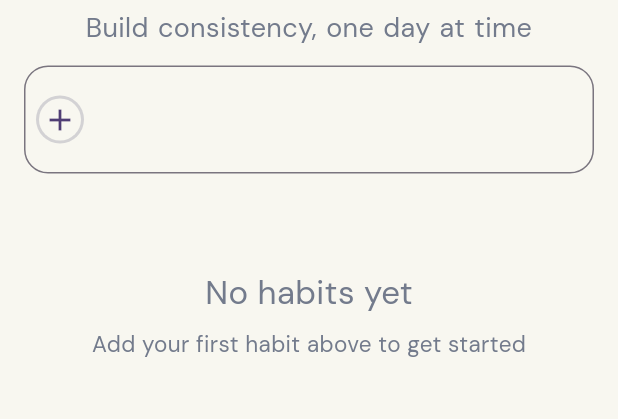
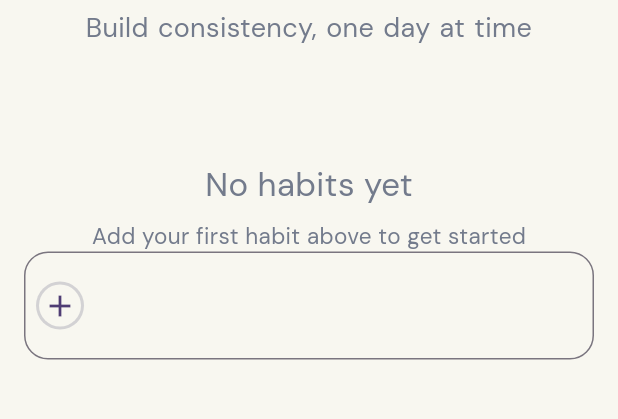
Before and after one commit to AliAtakishiyev/habit-tracker-app, a Flutter app: the screen it shows after launch, on a phone screen of 412 x 824 dp, the part 86-505 px from its top. Run offline on Flutter 3.47's test engine with Material 3 defaults, Android fonts, the phone set to English and light mode, and no system bars; our stand-ins replace flutter_riverpod, google_fonts, hive, hive_flutter, riverpod; accounts and stored records are empty; generated files the repository leaves out were written again.

Commit message:
refactor: Moved text filed to seperate widget

```diff
--- a/lib/features/UI/pages/home_screen.dart
+++ b/lib/features/UI/pages/home_screen.dart
@@ -1,5 +1,6 @@
 import 'package:flutter/material.dart';
 import 'package:flutter_riverpod/flutter_riverpod.dart';
+import 'package:habit_tracker_app/features/UI/widgets/add_habit_text_field.dart';
 import 'package:habit_tracker_app/features/UI/widgets/custom_app_bar.dart';
 import 'package:habit_tracker_app/features/UI/widgets/habit_list.dart';
 import 'package:habit_tracker_app/features/UI/widgets/no_habits.dart';
@@ -17,7 +18,7 @@ class _HomeScreenState extends ConsumerState<HomeScreen> {
 
   final FocusNode _focusNode = FocusNode();
   bool _focused = false;
-  String _existedName = '';
+  final String _existedName = '';
 
   @override
   void initState() {
@@ -53,102 +54,10 @@ class _HomeScreenState extends ConsumerState<HomeScreen> {
             child: Column(
               children: [
                 CustomAppBar(),
+                (habitCount == 0) ? NoHabits() : HabitList(),
+                AddHabitTextField(controller: _habitController!, focusNode: _focusNode)
 
-                TextField(
-                  controller: _habitController,
-                  focusNode: _focusNode,
-                  onChanged: (value) {
-                    setState(() {});
-                  },
-                  decoration: InputDecoration(
-                    prefixIcon: Padding(
-                      padding: const EdgeInsets.all(8.0),
-                      child: Container(
-                        padding: EdgeInsets.all(2),
-                        decoration: BoxDecoration(
-                          shape: BoxShape.circle,
-                          color: _focused
-                              ? Color(0xffA8CAB7)
-                              : Color(0xffD3D2D4),
-                        ),
-                        child: CircleAvatar(
-                          backgroundColor: Color(0xffF8F7F0),
-                          radius: 4,
-                          child: Icon(Icons.add),
-                        ),
-                      ),
-                    ),
-                    contentPadding: EdgeInsets.symmetric(vertical: 24),
 
-                    border: OutlineInputBorder(
-                      borderRadius: BorderRadius.circular(16),
-                    ),
-
-                    focusedBorder: OutlineInputBorder(
-                      borderRadius: BorderRadius.circular(16),
-                      borderSide: BorderSide(color: Color(0xffA8CCB5)),
-                    ),
-                    suffixIcon: _habitController!.text.isEmpty
-                        ? SizedBox()
-                        : SizedBox(
-                            width: 80,
-                            height: 55,
-                            child: Padding(
-                              padding: const EdgeInsets.all(8.0),
-                              child: ElevatedButton(
-                                onPressed: () async {
-                                  final alreadyExisted = habits.any(
-                                    (habit) =>
-                                        habit.name!.toLowerCase() ==
-                                        _habitController!.text.toLowerCase(),
-                                  );
-                                  if (alreadyExisted) {
-                                    _existedName = _habitController!.text;
-
-                                    ScaffoldMessenger.of(context).showSnackBar(
-                                      SnackBar(
-                                        content: Text(
-                                          "The habit “$_existedName” already exists.",
-                                        ),
-                                        behavior: SnackBarBehavior.floating,
-                                        margin: EdgeInsets.all(16),
-                                        shape: RoundedRectangleBorder(
-                                          borderRadius: BorderRadius.circular(
-                                            12,
-                                          ),
-                                        ),
-                                        backgroundColor: Colors.red,
-                                      ),
-                                    );
-                                  } else {
-                                    await ref
-                                        .read(habitProvider.notifier)
-                                        .addHabit(_habitController!.text);
-                                    _habitController!.clear();
-                                  }
-                                },
-                                style: ElevatedButton.styleFrom(
-                                  fixedSize: const Size(0, 32),
-                                  backgroundColor: Color(0xff4B9B73),
-                                  padding: EdgeInsets.zero,
-                                  shape: RoundedRectangleBorder(
-                                    borderRadius: BorderRadius.circular(12),
-                                  ),
-                                ),
-                                child: Text(
-                                  "Add",
-                                  style: TextStyle(
-                                    color: Colors.white,
-                                    fontWeight: .bold,
-                                  ),
-                                ),
-                              ),
-                            ),
-                          ),
-                  ),
-                ),
-
-                (habitCount == 0) ? NoHabits() : HabitList(),
               ],
             ),
           ),
--- /dev/null
+++ b/lib/features/UI/widgets/add_habit_text_field.dart
@@ -0,0 +1,114 @@
+import 'package:flutter/material.dart';
+import 'package:flutter_riverpod/flutter_riverpod.dart';
+import 'package:habit_tracker_app/features/providers/habit_provider.dart';
+
+class AddHabitTextField extends ConsumerStatefulWidget {
+  final TextEditingController controller;
+  final FocusNode focusNode;
+
+  const AddHabitTextField({
+    super.key,
+    required this.controller,
+    required this.focusNode,
+  });
+
+  @override
+  ConsumerState<AddHabitTextField> createState() => _AddHabitTextFieldState();
+}
+
+class _AddHabitTextFieldState extends ConsumerState<AddHabitTextField> {
+  @override
+  Widget build(BuildContext context) {
+    final controller = widget.controller;
+    final focusNode = widget.focusNode;
+    final habits = ref.watch(habitProvider);
+    final focused = focusNode.hasFocus;
+
+    return TextField(
+      controller: controller,
+      focusNode: focusNode,
+      onChanged: (value) {
+        setState(() {});
+      },
+      decoration: InputDecoration(
+        prefixIcon: Padding(
+          padding: const EdgeInsets.all(8.0),
+          child: Container(
+            padding: EdgeInsets.all(2),
+            decoration: BoxDecoration(
+              shape: BoxShape.circle,
+              color: focused ? Color(0xffA8CAB7) : Color(0xffD3D2D4),
+            ),
+            child: CircleAvatar(
+              backgroundColor: Color(0xffF8F7F0),
+              radius: 4,
+              child: Icon(Icons.add),
+            ),
+          ),
+        ),
+        contentPadding: EdgeInsets.symmetric(vertical: 24),
+
+        border: OutlineInputBorder(borderRadius: BorderRadius.circular(16)),
+
+        focusedBorder: OutlineInputBorder(
+          borderRadius: BorderRadius.circular(16),
+          borderSide: BorderSide(color: Color(0xffA8CCB5)),
+        ),
+        suffixIcon: controller!.text.isEmpty
+            ? SizedBox()
+            : SizedBox(
+                width: 80,
+                height: 55,
+                child: Padding(
+                  padding: const EdgeInsets.all(8.0),
+                  child: ElevatedButton(
+                    onPressed: () async {
+                      final habitName = controller.text.toString();
+
+                      final alreadyExisted = habits.any(
+                        (habit) =>
+                            habit.name!.toLowerCase() ==
+                            controller.text.toLowerCase(),
+                      );
+                      if (alreadyExisted) {
+
+
+                        ScaffoldMessenger.of(context).showSnackBar(
+                          SnackBar(
+                            content: Text(
+                              "The habit “$habitName already exists.",
+                            ),
+                            behavior: SnackBarBehavior.floating,
+                            margin: EdgeInsets.all(16),
+                            shape: RoundedRectangleBorder(
+                              borderRadius: BorderRadius.circular(12),
+                            ),
+                            backgroundColor: Colors.red,
+                          ),
+                        );
+                      } else {
+                        await ref
+                            .read(habitProvider.notifier)
+                            .addHabit(controller.text);
+                        controller.clear();
+                      }
+                    },
+                    style: ElevatedButton.styleFrom(
+                      fixedSize: const Size(0, 32),
+                      backgroundColor: Color(0xff4B9B73),
+                      padding: EdgeInsets.zero,
+                      shape: RoundedRectangleBorder(
+                        borderRadius: BorderRadius.circular(12),
+                      ),
+                    ),
+                    child: Text(
+                      "Add",
+                      style: TextStyle(color: Colors.white, fontWeight: .bold),
+                    ),
+                  ),
+                ),
+              ),
+      ),
+    );
+  }
+}
```
